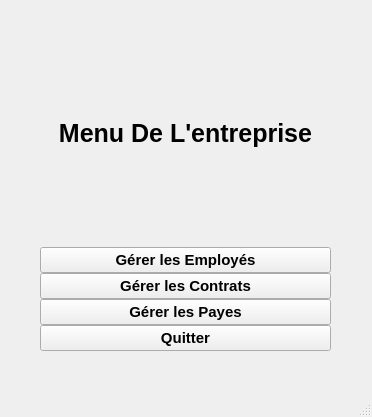
Before: the Qt Designer form UI/Mains.ui in LePerron/Application-gestion-employes-projet-session-2023, drawn with Qt 5.
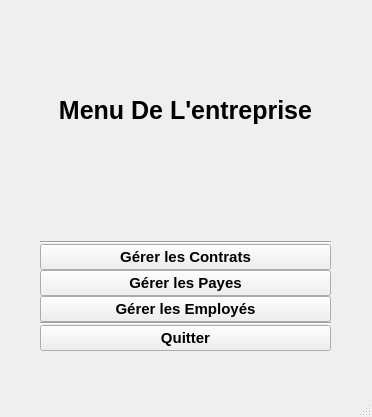
After: the same form once the commit is applied.

Commit message: modification des noms de dossiers classes

The edit to the form file:
```diff
--- a/UI/Mains.ui
+++ b/UI/Mains.ui
@@ -23,12 +23,42 @@
       <height>331</height>
      </rect>
     </property>
-    <layout class="QVBoxLayout" name="LayoutMenu" stretch="2,5">
+    <property name="sizePolicy">
+     <sizepolicy hsizetype="Preferred" vsizetype="Preferred">
+      <horstretch>0</horstretch>
+      <verstretch>0</verstretch>
+     </sizepolicy>
+    </property>
+    <property name="minimumSize">
+     <size>
+      <width>0</width>
+      <height>0</height>
+     </size>
+    </property>
+    <layout class="QVBoxLayout" name="LayoutMenu" stretch="0,0,0,5,2,0,0,1">
      <property name="spacing">
       <number>0</number>
      </property>
+     <property name="sizeConstraint">
+      <enum>QLayout::SetDefaultConstraint</enum>
+     </property>
      <item>
       <widget class="QLabel" name="labelNomEntreprise">
+       <property name="enabled">
+        <bool>true</bool>
+       </property>
+       <property name="sizePolicy">
+        <sizepolicy hsizetype="Preferred" vsizetype="Preferred">
+         <horstretch>0</horstretch>
+         <verstretch>0</verstretch>
+        </sizepolicy>
+       </property>
+       <property name="minimumSize">
+        <size>
+         <width>0</width>
+         <height>0</height>
+        </size>
+       </property>
        <property name="font">
         <font>
          <pointsize>19</pointsize>
@@ -45,15 +75,66 @@
       </widget>
      </item>
      <item>
-      <layout class="QVBoxLayout" name="LayoutBouttons" stretch="2,2,2,5">
-       <property name="spacing">
-        <number>0</number>
+      <spacer name="verticalSpacer">
+       <property name="orientation">
+        <enum>Qt::Vertical</enum>
        </property>
-       <property name="sizeConstraint">
-        <enum>QLayout::SetDefaultConstraint</enum>
+       <property name="sizeType">
+        <enum>QSizePolicy::Preferred</enum>
        </property>
+       <property name="sizeHint" stdset="0">
+        <size>
+         <width>20</width>
+         <height>40</height>
+        </size>
+       </property>
+      </spacer>
+     </item>
+     <item>
+      <widget class="Line" name="line">
+       <property name="orientation">
+        <enum>Qt::Horizontal</enum>
+       </property>
+      </widget>
+     </item>
+     <item>
+      <widget class="QPushButton" name="pushButtonContrat">
+       <property name="font">
+        <font>
+         <pointsize>11</pointsize>
+         <weight>75</weight>
+         <italic>false</italic>
+         <bold>true</bold>
+        </font>
+       </property>
+       <property name="text">
+        <string>Gérer les Contrats</string>
+       </property>
+      </widget>
+     </item>
+     <item>
+      <widget class="QPushButton" name="pushButtonPaye">
+       <property name="font">
+        <font>
+         <pointsize>11</pointsize>
+         <weight>75</weight>
+         <italic>false</italic>
+         <bold>true</bold>
+        </font>
+       </property>
+       <property name="text">
+        <string>Gérer les Payes</string>
+       </property>
+      </widget>
+     </item>
        <item>
         <widget class="QPushButton" name="pushButtonEmployer">
+       <property name="sizePolicy">
+        <sizepolicy hsizetype="Minimum" vsizetype="Fixed">
+         <horstretch>0</horstretch>
+         <verstretch>0</verstretch>
+        </sizepolicy>
+       </property>
          <property name="font">
           <font>
            <pointsize>11</pointsize>
@@ -77,32 +158,9 @@
         </widget>
        </item>
        <item>
-        <widget class="QPushButton" name="pushButtonContrat">
-         <property name="font">
-          <font>
-           <pointsize>11</pointsize>
-           <weight>75</weight>
-           <italic>false</italic>
-           <bold>true</bold>
-          </font>
-         </property>
-         <property name="text">
-          <string>Gérer les Contrats</string>
-         </property>
-        </widget>
-       </item>
-       <item>
-        <widget class="QPushButton" name="pushButtonPaye">
-         <property name="font">
-          <font>
-           <pointsize>11</pointsize>
-           <weight>75</weight>
-           <italic>false</italic>
-           <bold>true</bold>
-          </font>
-         </property>
-         <property name="text">
-          <string>Gérer les Payes</string>
+      <widget class="Line" name="line_2">
+       <property name="orientation">
+        <enum>Qt::Horizontal</enum>
          </property>
         </widget>
        </item>
@@ -120,8 +178,6 @@
           <string>Quitter</string>
          </property>
         </widget>
-       </item>
-      </layout>
      </item>
     </layout>
    </widget>
```
Lines whose indentation alone changed are shown as unchanged. The commit also changes 2 other files.
